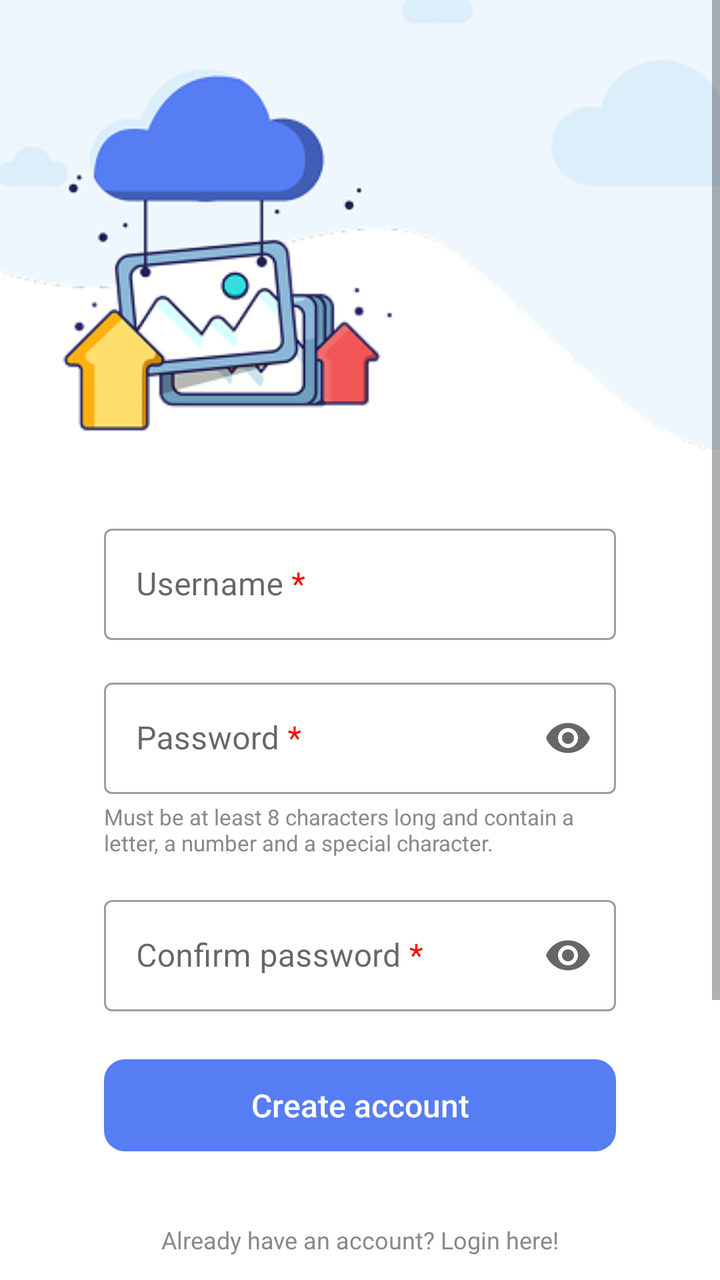
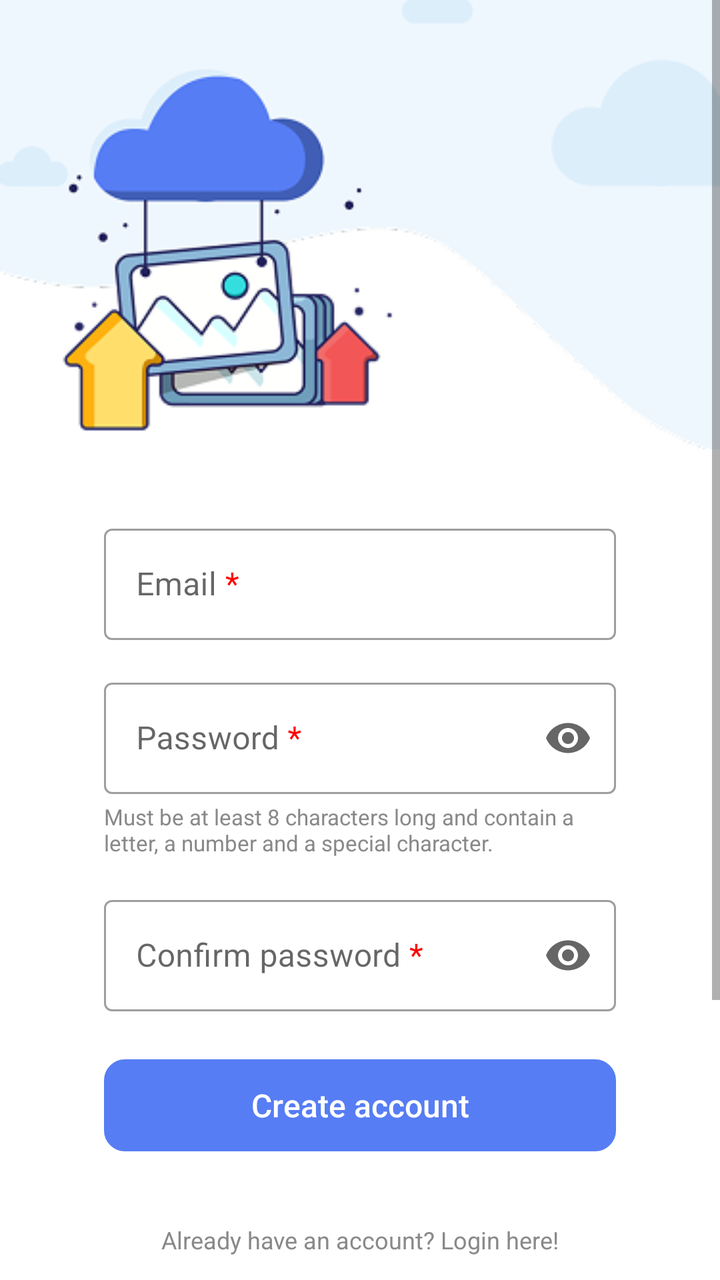

Two renders of the same Android screen: before a commit and after it. Below are the layout's source before the change and the commit's diff.
<!-- AndroidManifest.xml: application theme Theme.Yarni -->
<!-- res/layout/fragment_register.xml -->
<?xml version="1.0" encoding="utf-8"?>
<androidx.constraintlayout.widget.ConstraintLayout
    xmlns:android="http://schemas.android.com/apk/res/android"
    xmlns:app="http://schemas.android.com/apk/res-auto"
    xmlns:tools="http://schemas.android.com/tools"
    android:layout_width="match_parent"
    android:layout_height="match_parent"
    android:fitsSystemWindows="true"
    android:background="@android:color/white"
    tools:context=".ui.register.ui.register.RegisterFragment">

    <ScrollView
        android:layout_width="match_parent"
        android:layout_height="wrap_content"
        tools:ignore="MissingConstraints">
        <LinearLayout
            android:layout_width="match_parent"
            android:layout_height="wrap_content"
            android:orientation="vertical"
            android:gravity="center_horizontal"
            tools:ignore="MissingConstraints">

            
            <ImageView
                android:id="@+id/topImage"
                android:layout_width="match_parent"
                android:layout_height="247dp"
                android:contentDescription="@string/welcome_image_desc"
                android:paddingBottom="100dp"
                android:scaleType="centerCrop"
                android:src="@drawable/welcome_image" />

            <LinearLayout
                android:layout_width="match_parent"
                android:layout_height="wrap_content"
                android:layout_marginHorizontal="52dp"
                android:layout_marginTop="12dp"
                android:gravity="center_horizontal"
                android:orientation="vertical"
                app:layout_constraintBottom_toBottomOf="parent"
                app:layout_constraintEnd_toEndOf="parent"
                app:layout_constraintStart_toStartOf="parent">

                
                <com.google.android.material.textfield.TextInputLayout
                    android:id="@+id/usernameLayout"
                    style="@style/Widget.MaterialComponents.TextInputLayout.OutlinedBox"
                    android:layout_width="match_parent"
                    android:layout_height="wrap_content"
                    android:hint="@string/create_username">

                    <com.google.android.material.textfield.TextInputEditText
                        android:id="@+id/username"
                        android:layout_width="match_parent"
                        android:layout_height="wrap_content"
                        android:autofillHints="@string/username"
                        android:inputType="text"
                        android:selectAllOnFocus="true"
                        app:layout_constraintEnd_toEndOf="parent"
                        app:layout_constraintStart_toStartOf="parent"
                        app:layout_constraintTop_toTopOf="parent" />
                </com.google.android.material.textfield.TextInputLayout>

                
                <com.google.android.material.textfield.TextInputLayout
                    android:id="@+id/passwordLayout"
                    style="@style/Widget.MaterialComponents.TextInputLayout.OutlinedBox"
                    android:layout_width="match_parent"
                    android:layout_height="wrap_content"
                    android:layout_marginTop="16dp"
                    android:hint="@string/create_password"
                    app:endIconMode="password_toggle">

                    <com.google.android.material.textfield.TextInputEditText
                        android:id="@+id/password"
                        android:layout_width="match_parent"
                        android:layout_height="wrap_content"
                        android:inputType="textPassword"
                        android:selectAllOnFocus="true"
                        app:layout_constraintEnd_toEndOf="parent"
                        app:layout_constraintStart_toStartOf="parent"
                        app:layout_constraintTop_toBottomOf="@+id/username" />
                </com.google.android.material.textfield.TextInputLayout>

                <TextView
                    android:layout_width="match_parent"
                    android:layout_height="match_parent"
                    android:layout_marginTop="4dp"
                    android:textColor="#898989"
                    android:textSize="11sp"
                    android:text="@string/create_password_label" />

                
                <com.google.android.material.textfield.TextInputLayout
                    android:id="@+id/confirmPasswordLayout"
                    style="@style/Widget.MaterialComponents.TextInputLayout.OutlinedBox"
                    android:layout_width="match_parent"
                    android:layout_height="wrap_content"
                    android:layout_marginTop="16dp"
                    android:hint="@string/create_confirm_password"
                    app:endIconMode="password_toggle">

                    <com.google.android.material.textfield.TextInputEditText
                        android:id="@+id/confirmPassword"
                        android:layout_width="match_parent"
                        android:layout_height="wrap_content"
                        android:imeActionLabel="@string/action_sign_in_short"
                        android:imeOptions="actionDone"
                        android:inputType="textPassword"
                        android:selectAllOnFocus="true"
                        app:layout_constraintEnd_toEndOf="parent"
                        app:layout_constraintStart_toStartOf="parent"
                        app:layout_constraintTop_toBottomOf="@+id/password" />
                </com.google.android.material.textfield.TextInputLayout>

                <ProgressBar
                    android:id="@+id/loading"
                    android:layout_width="wrap_content"
                    android:layout_height="wrap_content"
                    android:layout_gravity="center"
                    android:layout_marginTop="24dp"
                    android:visibility="gone"
                    app:layout_constraintBottom_toBottomOf="parent"
                    app:layout_constraintEnd_toEndOf="@+id/confirm_password"
                    app:layout_constraintStart_toStartOf="@+id/confirm_password"
                    app:layout_constraintTop_toTopOf="parent"
                    app:layout_constraintVertical_bias="0.3" />

                
                <androidx.appcompat.widget.AppCompatButton
                    android:id="@+id/create_account"
                    android:layout_width="match_parent"
                    android:layout_height="46dp"
                    android:layout_marginTop="24dp"
                    android:layout_weight="1"
                    android:background="@drawable/rounded_button"
                    android:backgroundTint="?attr/colorPrimary"
                    android:enabled="true"
                    android:paddingHorizontal="26dp"
                    android:text="@string/create_account"
                    android:textAllCaps="false"
                    android:textColor="?attr/colorOnPrimary"
                    android:textFontWeight="600"
                    android:textSize="16sp"
                    app:layout_constraintBottom_toBottomOf="parent"
                    app:layout_constraintEnd_toEndOf="parent"
                    app:layout_constraintStart_toStartOf="parent"
                    app:layout_constraintTop_toBottomOf="@+id/password"
                    app:layout_constraintVertical_bias="0.2"/>

                
                <TextView
                    android:id="@+id/noAccountText"
                    android:layout_width="wrap_content"
                    android:layout_height="wrap_content"
                    android:layout_marginTop="36dp"
                    android:text="@string/account_exists_text"
                    android:textColor="#898989"
                    android:textSize="12sp"
                    app:layout_constraintBottom_toBottomOf="parent"
                    app:layout_constraintEnd_toEndOf="parent"
                    app:layout_constraintStart_toStartOf="parent" />

                
                <androidx.appcompat.widget.AppCompatButton
                    android:id="@+id/login"
                    android:layout_width="156dp"
                    android:layout_height="46dp"
                    android:layout_gravity="center"
                    android:layout_marginTop="16dp"
                    android:layout_weight="1"
                    android:background="@drawable/rounded_button"
                    android:backgroundTint="?attr/colorSecondary"
                    android:drawableEnd="@drawable/arrow_right"
                    android:drawableTint="?attr/colorOnSecondary"
                    android:paddingHorizontal="36dp"
                    android:text="@string/welcome_sign_in"
                    android:textAllCaps="false"
                    android:textColor="?attr/colorOnSecondary"
                    android:textFontWeight="600"
                    android:textSize="16sp" />

                
                <View
                    android:id="@+id/divider"
                    android:layout_width="156dp"
                    android:layout_height="1dp"
                    android:layout_marginTop="28dp"
                    android:background="#898989" />

                
                <TextView
                    android:id="@+id/socialLabel"
                    android:layout_width="wrap_content"
                    android:layout_height="wrap_content"
                    android:layout_marginTop="16dp"
                    android:text="@string/social_login"
                    android:textColor="#898989"
                    android:textSize="12sp" />

                
                <LinearLayout
                    android:layout_width="wrap_content"
                    android:layout_height="wrap_content"
                    android:layout_marginVertical="16dp"
                    android:gravity="center"
                    android:orientation="horizontal">

                    <ImageButton
                        android:layout_width="36dp"
                        android:layout_height="36dp"
                        android:layout_marginEnd="24dp"
                        android:background="?attr/selectableItemBackgroundBorderless"
                        android:contentDescription="@string/kakao_login"
                        android:src="@drawable/kakao_talk_icon" />

                    <ImageButton
                        android:layout_width="36dp"
                        android:layout_height="36dp"
                        android:layout_marginEnd="24dp"
                        android:background="?attr/selectableItemBackgroundBorderless"
                        android:contentDescription="@string/naver_login"
                        android:src="@drawable/naver_icon" />

                    <ImageButton
                        android:layout_width="36dp"
                        android:layout_height="36dp"
                        android:background="?attr/selectableItemBackgroundBorderless"
                        android:contentDescription="@string/google_login"
                        android:src="@drawable/google_icon" />
                </LinearLayout>
            </LinearLayout>
        </LinearLayout>
    </ScrollView>
</androidx.constraintlayout.widget.ConstraintLayout>
<!-- resources referenced by this layout -->
<resources>
  <!-- drawable arrow_right (drawable) -->
  <vector xmlns:android="http://schemas.android.com/apk/res/android"
      android:width="15dp"
      android:height="11dp"
      android:viewportWidth="15"
      android:viewportHeight="11">
    <path
        android:pathData="M9.108,0.75L13.75,5.25L9.108,9.75M0.75,5.25H13.62"
        android:strokeLineJoin="round"
        android:strokeWidth="1.5"
        android:fillColor="#00000000"
        android:strokeColor="#ffffff"
        android:strokeLineCap="round"/>
  </vector>
  <!-- drawable google_icon: png bitmap (drawable, 947 bytes) -->
  <!-- drawable kakao_talk_icon: png bitmap (drawable, 818 bytes) -->
  <!-- drawable naver_icon: png bitmap (drawable, 477 bytes) -->
  <!-- drawable rounded_button (drawable) -->
  <?xml version="1.0" encoding="utf-8"?>
  <shape xmlns:android="http://schemas.android.com/apk/res/android"
      android:shape="rectangle">
      <stroke android:color="@color/black" android:width="1dp" />
      <corners android:radius="10dp" /> 
  </shape>
  <!-- drawable welcome_image: png bitmap (drawable, 27047 bytes) -->
  <string name="account_exists_text">Already have an account? Login here!</string>
  <string name="action_sign_in_short">Sign in</string>
  <string name="create_account">Create account</string>
  <string name="create_confirm_password">Confirm password <font color="#FF0000">*</font></string>
  <string name="create_password">Password <font color="#FF0000">*</font></string>
  <string name="create_password_label">Must be at least 8 characters long and contain a letter, a number and a special character.</string>
  <string name="create_username">Username <font color="#FF0000">*</font></string>
  <string name="google_login">Google login</string>
  <string name="kakao_login">Kakao login</string>
  <string name="naver_login">Naver login</string>
  <string name="social_login">Use social login</string>
  <string name="username">Username</string>
  <string name="welcome_image_desc">Welcome image with pictures being uploaded to the cloud.</string>
  <string name="welcome_sign_in">Sign in</string>
  <style name="Theme.Yarni" parent="Theme.MaterialComponents.DayNight.DarkActionBar">
          
          <item name="colorPrimary">@color/blue</item>
          <item name="colorPrimaryVariant">@color/blue_100</item>
          <item name="colorOnPrimary">@color/white</item>
          
          <item name="colorSecondary">@color/blue_100</item>
          <item name="colorSecondaryVariant">@color/white</item>
          <item name="colorOnSecondary">@color/blue</item>
          
          <item name="android:statusBarColor">?attr/colorPrimaryVariant</item>
          
      </style>
  <color name="black">#FF000000</color>
  <color name="blue">#567DF4</color>
  <color name="blue_100">#1A567DF4</color>
  <color name="white">#FFFFFFFF</color>
</resources>

<!-- the commit's change to res/layout/fragment_register.xml (unified diff, before → after) -->
@@ -47,13 +47,13 @@
                     style="@style/Widget.MaterialComponents.TextInputLayout.OutlinedBox"
                     android:layout_width="match_parent"
                     android:layout_height="wrap_content"
-                    android:hint="@string/create_username">
+                    android:hint="@string/create_email">
 
                     <com.google.android.material.textfield.TextInputEditText
-                        android:id="@+id/username"
+                        android:id="@+id/email"
                         android:layout_width="match_parent"
                         android:layout_height="wrap_content"
-                        android:autofillHints="@string/username"
+                        android:autofillHints="@string/email"
                         android:inputType="text"
                         android:selectAllOnFocus="true"
                         app:layout_constraintEnd_toEndOf="parent"
<!-- resource entries referenced after the edit -->
@@ -29,14 +29,14 @@
   <string name="action_sign_in_short">Sign in</string>
   <string name="create_account">Create account</string>
   <string name="create_confirm_password">Confirm password <font color="#FF0000">*</font></string>
+  <string name="create_email">Email <font color="#FF0000">*</font></string>
   <string name="create_password">Password <font color="#FF0000">*</font></string>
   <string name="create_password_label">Must be at least 8 characters long and contain a letter, a number and a special character.</string>
-  <string name="create_username">Username <font color="#FF0000">*</font></string>
+  <string name="email">Email</string>
   <string name="google_login">Google login</string>
   <string name="kakao_login">Kakao login</string>
   <string name="naver_login">Naver login</string>
   <string name="social_login">Use social login</string>
-  <string name="username">Username</string>
   <string name="welcome_image_desc">Welcome image with pictures being uploaded to the cloud.</string>
   <string name="welcome_sign_in">Sign in</string>
   <style name="Theme.Yarni" parent="Theme.MaterialComponents.DayNight.DarkActionBar">
